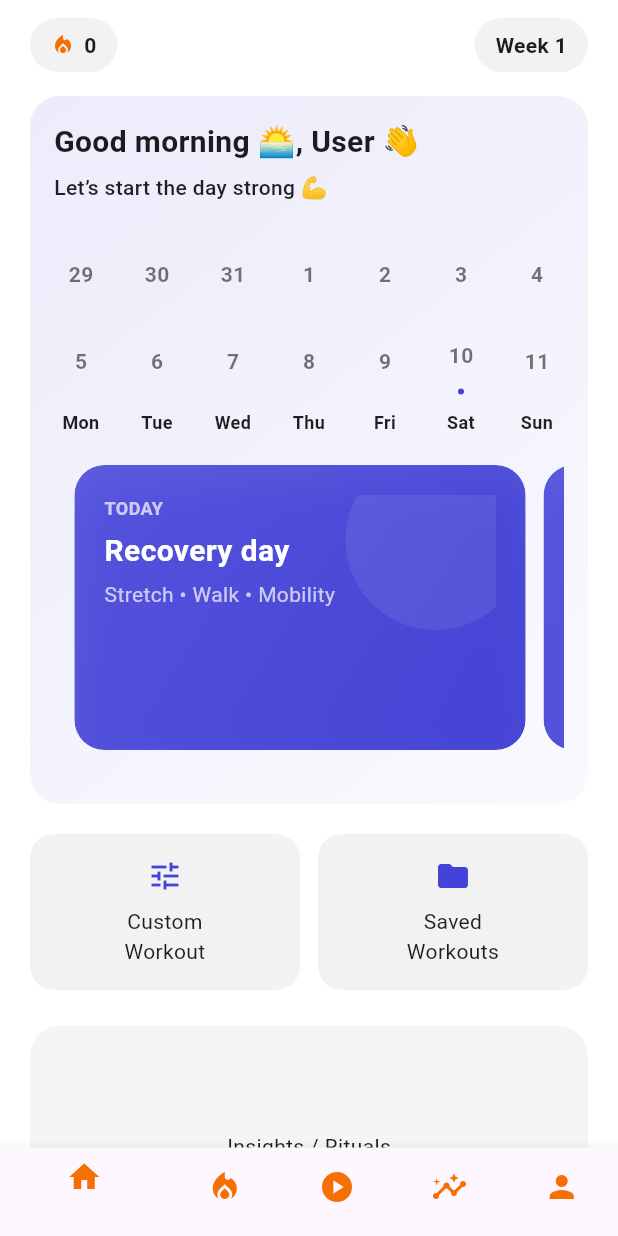
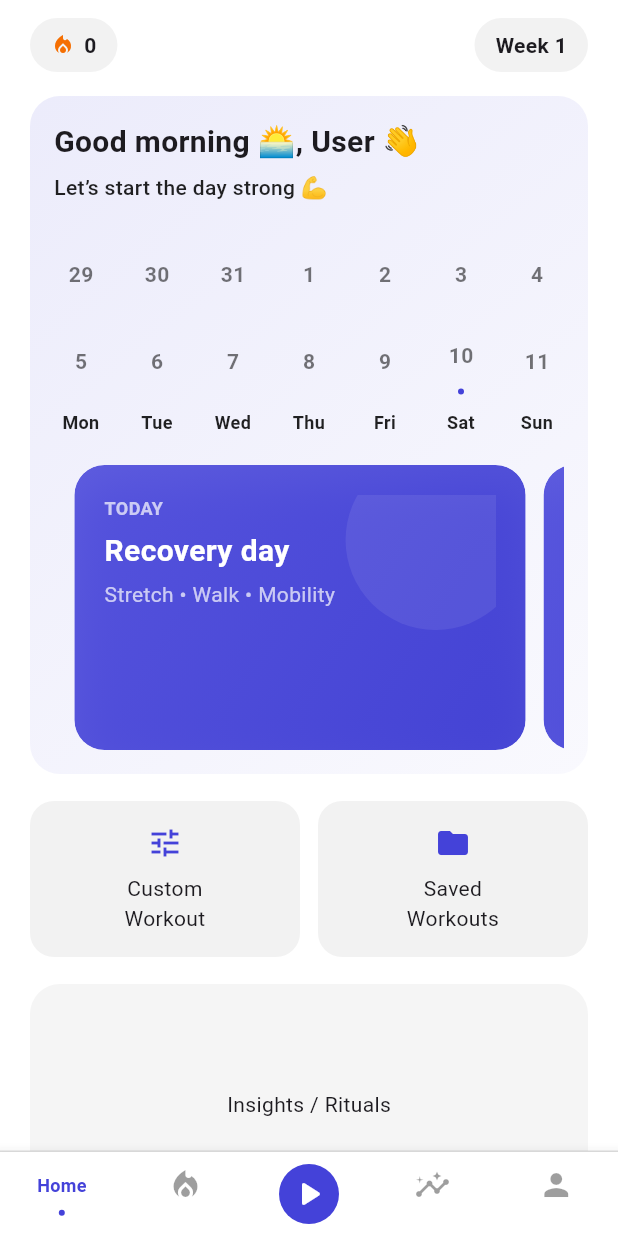
Before and after one commit to Dreidr/FitDays, a Flutter app: the ProfileSetupScreen screen opened directly, after a tap on "Save", on a phone screen of 412 x 824 dp. Run offline on Flutter 3.47's test engine with Material 3 defaults, Android fonts, the phone set to English and light mode, and no system bars.

Commit message:
add workout detail screen and sticky bottom nav

```diff
--- /dev/null
+++ b/mobile/lib/app_shell.dart
@@ -0,0 +1,90 @@
+import 'package:flutter/material.dart';
+import 'package:mobile/core/widgets/bottom_navigation.dart';
+import 'package:mobile/features/home/home_screen.dart';
+import 'package:mobile/features/workout/workout_tab_root.dart';
+
+
+
+class AppShell extends StatefulWidget {
+  const AppShell({
+    super.key,
+    required this.userName,
+    required this.workoutStreak,
+    required this.startDate,
+    required this.workoutDays,
+  });
+
+  final String userName;
+  final int workoutStreak;
+  final DateTime startDate;
+  final List<String> workoutDays;
+
+  @override
+  State<AppShell> createState() => _AppShellState();
+}
+
+class _AppShellState extends State<AppShell> {
+  int _index = 0;
+
+  final _keys = List.generate(5, (_) => GlobalKey<NavigatorState>());
+
+  void _onTap(int i) {
+    if (i == _index) {
+      _keys[i].currentState?.popUntil((r) => r.isFirst);
+      return;
+    }
+    setState(() => _index = i);
+  }
+
+  @override
+  Widget build(BuildContext context) {
+    return Scaffold(
+      extendBody: true,
+      body: IndexedStack(
+        index: _index,
+        children: [
+          Navigator(
+            key: _keys[0],
+            onGenerateRoute: (_) => MaterialPageRoute(
+              builder: (_) => HomeScreen(
+                userName: widget.userName,
+                workoutStreak: widget.workoutStreak,
+                startDate: widget.startDate,
+                workoutDays: widget.workoutDays,
+              ),
+            ),
+          ),
+          Navigator(
+            key: _keys[1],
+            onGenerateRoute: (_) => MaterialPageRoute(
+              builder: (_) => const Scaffold(body: Center(child: Text("Streak"))),
+            ),
+          ),
+          Navigator(
+            key: _keys[2],
+            onGenerateRoute: (_) => MaterialPageRoute(
+              builder: (_) => const WorkoutTabRoot(),
+            ),
+          ),
+          Navigator(
+            key: _keys[3],
+            onGenerateRoute: (_) => MaterialPageRoute(
+              builder: (_) => const Scaffold(body: Center(child: Text("Insights"))),
+            ),
+          ),
+          Navigator(
+            key: _keys[4],
+            onGenerateRoute: (_) => MaterialPageRoute(
+              builder: (_) => const Scaffold(body: Center(child: Text("Profile"))),
+            ),
+          ),
+        ],
+      ),
+
+      bottomNavigationBar: BottomNav(
+        currentIndex: _index,
+        onTap: _onTap,
+      ),
+    );
+  }
+}
--- a/mobile/lib/core/widgets/bottom_navigation.dart
+++ b/mobile/lib/core/widgets/bottom_navigation.dart
@@ -1,16 +1,98 @@
 import 'package:flutter/material.dart';
+
 class BottomNav extends StatelessWidget {
+  const BottomNav({super.key, required this.currentIndex, required this.onTap});
+
+  final int currentIndex;
+  final ValueChanged<int> onTap;
+
   @override
   Widget build(BuildContext context) {
-    return BottomNavigationBar(
-      currentIndex: 0,
-      items: const [
-        BottomNavigationBarItem(icon: Icon(Icons.home, color: const Color.fromARGB(255, 245, 111, 2)), label: "Home"),
-        BottomNavigationBarItem(icon: Icon(Icons.local_fire_department, color: const Color.fromARGB(255, 245, 111, 2)), label: ""),
-        BottomNavigationBarItem(icon: Icon(Icons.play_circle,color: const Color.fromARGB(255, 245, 111, 2)), label: ""),
-        BottomNavigationBarItem(icon: Icon(Icons.insights,color: const Color.fromARGB(255, 245, 111, 2)), label: ""),
-        BottomNavigationBarItem(icon: Icon(Icons.person,color: const Color.fromARGB(255, 245, 111, 2)), label: ""),
-      ],
+    return Container(
+      decoration: const BoxDecoration(
+        border: Border(top: BorderSide(color: Colors.black12)),
+      ),
+      child: BottomNavigationBar(
+        currentIndex: currentIndex,
+        onTap: onTap,
+        type: BottomNavigationBarType.fixed,
+        backgroundColor: Colors.white,
+
+        selectedItemColor: const Color(0xFF4442D9),
+        unselectedItemColor: Colors.black38,
+
+        showSelectedLabels: true,
+        showUnselectedLabels: false,
+
+        selectedFontSize: 0, // 🔒 important
+        unselectedFontSize: 0, // 🔒 important
+        iconSize: 24,
+
+        items: [
+          _item(Icons.home, "Home", 0),
+          _item(Icons.local_fire_department, "Streak", 1),
+          _centerPlayItem(),
+          _item(Icons.insights, "Insights", 3),
+          _item(Icons.person, "Profile", 4),
+        ],
+      ),
+    );
+  }
+
+  BottomNavigationBarItem _item(IconData icon, String label, int index) {
+    final isActive = index == currentIndex;
+
+    return BottomNavigationBarItem(
+      label: "",
+      icon: Column(
+        mainAxisSize: MainAxisSize.min,
+        children: [
+          // 👇 ICON OR LABEL (NOT BOTH)
+          isActive
+              ? Text(
+                  label,
+                  style: const TextStyle(
+                    fontSize: 12,
+                    fontWeight: FontWeight.w700,
+                    color: Color(0xFF4442D9),
+                  ),
+                )
+              : Icon(icon),
+
+          const SizedBox(height: 8),
+
+          // 👇 DOT INDICATOR
+          AnimatedContainer(
+            duration: const Duration(milliseconds: 200),
+            height: 4,
+            width: 4,
+            decoration: BoxDecoration(
+              shape: BoxShape.circle,
+              color: isActive ? const Color(0xFF4442D9) : Colors.transparent,
+            ),
+          ),
+        ],
+      ),
+    );
+  }
+
+  // 🔥 CENTER PLAY BUTTON
+  BottomNavigationBarItem _centerPlayItem() {
+    return BottomNavigationBarItem(
+      label: "",
+      icon: Container(
+        width: 40,
+        height: 40,
+        decoration: const BoxDecoration(
+          shape: BoxShape.circle,
+          color: Color(0xFF4442D9),
+        ),
+        child: const Icon(
+          Icons.play_arrow_rounded,
+          color: Colors.white,
+          size: 28,
+        ),
+      ),
     );
   }
 }
--- a/mobile/lib/core/widgets/calendar.dart
+++ b/mobile/lib/core/widgets/calendar.dart
@@ -19,7 +19,7 @@ class Calendar extends StatelessWidget {
   Widget build(BuildContext context) {
     final week1 = dates.take(7).toList();
     final week2 = dates.skip(7).take(7).toList();
-    const _weekdayLabels = ["Mon", "Tue", "Wed", "Thu", "Fri", "Sat", "Sun"];
+    const weekdayLabels = ["Mon", "Tue", "Wed", "Thu", "Fri", "Sat", "Sun"];
 
     return Column(
       children: [
@@ -39,7 +39,7 @@ class Calendar extends StatelessWidget {
         Row(
           mainAxisAlignment: MainAxisAlignment.spaceBetween,
           children: List.generate(7, (i) {
-            final label = _weekdayLabels[i]; // ["Mon"...]
+            final label = weekdayLabels[i]; // ["Mon"...]
             return SizedBox(
               width: 36, // match your day cell width
               child: Text(
@@ -93,7 +93,18 @@ class Calendar extends StatelessWidget {
     borderRadius: BorderRadius.circular(10),
   ),
   alignment: Alignment.center,
-          child: Text(
+  child: isWorkoutDay
+      ? Transform.rotate(
+          angle: 134 * 3.1415926535 / 180,
+          child: Icon(
+            Icons.fitness_center_sharp,
+            size: 18,
+            color: isCompleted
+                ? Colors.white
+                : const Color(0xFF4442D9),
+          ),
+        )
+      : Text(
           date.day.toString(),
           style: TextStyle(
             fontWeight: FontWeight.w700,
@@ -102,19 +113,6 @@ class Calendar extends StatelessWidget {
         ),
 ),
 
-        // dumbbell marker (only on workout days)
-        if (isWorkoutDay)
-          Positioned(
-            right: 4,
-            bottom: 4,
-            child: Icon(
-              Icons.fitness_center,
-              size: 12,
-              color: isCompleted
-                  ? Colors.white
-                  : const Color(0xFF4442D9),
-            ),
-          ),
       ],
     ),
 
--- a/mobile/lib/core/widgets/insights.dart
+++ b/mobile/lib/core/widgets/insights.dart
@@ -1,6 +1,8 @@
 import 'package:flutter/material.dart';
 
 class InsightsCard extends StatelessWidget {
+  const InsightsCard({super.key});
+
   @override
   Widget build(BuildContext context) {
     return Container(
--- a/mobile/lib/core/widgets/quick_actions.dart
+++ b/mobile/lib/core/widgets/quick_actions.dart
@@ -1,6 +1,8 @@
 import 'package:flutter/material.dart';
 
 class QuickActions extends StatelessWidget {
+  const QuickActions({super.key});
+
   @override
   Widget build(BuildContext context) {
     return Row(
--- a/mobile/lib/core/widgets/workout_card_carousel.dart
+++ b/mobile/lib/core/widgets/workout_card_carousel.dart
@@ -3,9 +3,14 @@ import 'package:mobile/core/models/day_plan.dart';
 import 'package:mobile/core/widgets/workout_card.dart';
 
 class WorkoutCarousel extends StatelessWidget {
-  const WorkoutCarousel({super.key, required this.plans});
+  const WorkoutCarousel({
+    super.key,
+    required this.plans,
+    required this.onPlanTap,
+  });
 
   final List<DayPlan> plans;
+  final ValueChanged<DayPlan> onPlanTap;
 
   @override
   Widget build(BuildContext context) {
@@ -15,9 +20,16 @@ class WorkoutCarousel extends StatelessWidget {
         itemCount: plans.length,
         controller: PageController(viewportFraction: 0.92),
         itemBuilder: (context, index) {
-          return Padding(
-            padding: const EdgeInsets.only(right: 12),
-            child: WorkoutCard(plan: plans[index], isToday: index == 0),
+
+           final plan = plans[index];
+          final isToday = index == 0;
+
+          return GestureDetector(
+            onTap: () => onPlanTap(plan),
+            child: Padding(
+              padding: const EdgeInsets.only(right: 12),
+              child: WorkoutCard(plan: plan, isToday: isToday),
+            ),
           );
         },
       ),
--- a/mobile/lib/features/home/home_screen.dart
+++ b/mobile/lib/features/home/home_screen.dart
@@ -8,6 +8,7 @@ import 'package:mobile/core/widgets/insights.dart';
 import 'package:mobile/core/widgets/bottom_navigation.dart';
 import 'package:mobile/core/theme/app_decorations.dart';
 import 'package:mobile/core/models/day_plan.dart';
+import 'package:mobile/features/workout/workout_detail_screen.dart';
 
 class HomeScreen extends StatefulWidget {
   const HomeScreen({
@@ -28,7 +29,25 @@ class HomeScreen extends StatefulWidget {
 }
 
 class _HomeScreenState extends State<HomeScreen> {
+  String _dayLabel(DateTime date) {
+    final now = DateTime.now();
+    final today = DateTime(now.year, now.month, now.day);
+    final d = DateTime(date.year, date.month, date.day);
+
+    if (d == today) return "Today";
+    if (d == today.add(const Duration(days: 1))) return "Tomorrow";
+
+    const labels = ["Mon", "Tue", "Wed", "Thu", "Fri", "Sat", "Sun"];
+    return labels[d.weekday - 1];
+  }
+
+  String _fakeTotalTime(DayPlan plan) {
+    // UI-only placeholder
+    return plan.isWorkoutDay ? "55 mins" : "Rest day";
+  }
+
   final Set<DateTime> completedDates = {}; // ✅ now valid
+  int _currentIndex = 0; // 👈 DEFINE IT HERE
 
   int getWeekNumber() {
     final days = DateTime.now().difference(widget.startDate).inDays;
@@ -121,7 +140,6 @@ class _HomeScreenState extends State<HomeScreen> {
                 child: Column(
                   crossAxisAlignment: CrossAxisAlignment.start,
                   children: [
-
                     Greeting(userName: widget.userName),
                     const SizedBox(height: 12),
                     Calendar(
@@ -131,24 +149,38 @@ class _HomeScreenState extends State<HomeScreen> {
                     ),
                     const SizedBox(height: 20),
                     WorkoutCarousel(
-                      plans: buildThreeDayPlans(getWorkoutWeekdays()),
+                      plans: plans,
+                      onPlanTap: (plan) {
+                        Navigator.push(
+                          context,
+                          MaterialPageRoute(
+                            builder: (_) => WorkoutDetailScreen(
+                              dayLabel: _dayLabel(plan.date),
+                              title: plan.title,
+                              totalTimeText: _fakeTotalTime(
+                                plan,
+                              ), // UI-only for now
+                            ),
+                          ),
+                        );
+                      },
                     ),
-                    const SizedBox(height: 20),
                   ],
                 ),
               ),
 
-              const SizedBox(height: 20),
+              const SizedBox(height: 18),
 
               QuickActions(),
-              const SizedBox(height: 24),
+              const SizedBox(height: 18),
 
               InsightsCard(),
             ],
           ),
         ),
       ),
-      bottomNavigationBar: BottomNav(),
+
+
     );
   }
 }
--- a/mobile/lib/features/onboarding/plan_setup_screen.dart
+++ b/mobile/lib/features/onboarding/plan_setup_screen.dart
@@ -5,8 +5,8 @@ import 'package:mobile/core/widgets/bottom_sheet_slider.dart';
 import 'package:mobile/core/widgets/workout_schedule_field.dart';
 import 'package:mobile/core/widgets/age_picker.dart';
 import 'package:mobile/core/widgets/top_toast.dart';
-import 'package:mobile/features/home/home_screen.dart';
 import 'package:mobile/core/enums/dropdown_display.dart';
+import 'package:mobile/app_shell.dart';
 
 class ProfileSetupScreen extends StatefulWidget {
   const ProfileSetupScreen({super.key});
@@ -53,7 +53,7 @@ class _ProfileSetupScreenState extends State<ProfileSetupScreen> {
                 Navigator.push(
                   context,
                   MaterialPageRoute(
-                    builder: (_) => HomeScreen(
+                    builder: (_) => AppShell(
                       userName: name ?? "User",
                       workoutStreak: 0, // starts at 0
                       startDate: DateTime.now(),
--- /dev/null
+++ b/mobile/lib/features/workout/workout_tab_root.dart
@@ -0,0 +1,15 @@
+import 'package:flutter/material.dart';
+
+class WorkoutTabRoot extends StatelessWidget {
+  const WorkoutTabRoot({super.key});
+
+  @override
+  Widget build(BuildContext context) {
+    return const Scaffold(
+      backgroundColor: Colors.white,
+      body: SafeArea(
+        child: Center(child: Text("Workout tab root")),
+      ),
+    );
+  }
+}
--- a/mobile/lib/main.dart
+++ b/mobile/lib/main.dart
@@ -1,8 +1,5 @@
 import 'package:flutter/material.dart';
 import 'package:mobile/features/onboarding/launch_screen.dart';
-
-
-
 
 void main() {
   runApp(const MyApp());
```
Also changed, not shown: mobile/lib/features/home/home_tab_root.dart (added, +16 -0 lines), mobile/lib/features/workout/workout_detail_screen.dart (added, +375 -0 lines). Lines whose indentation alone changed are shown as unchanged.
